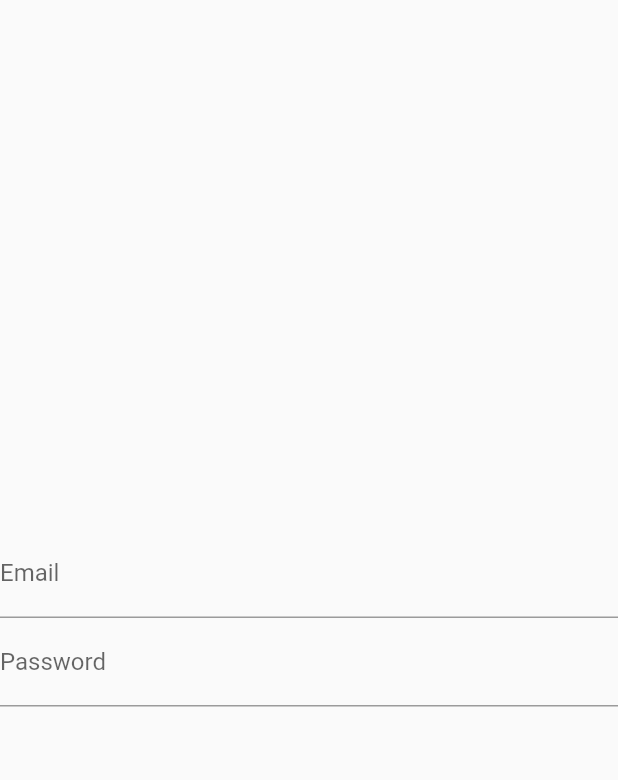
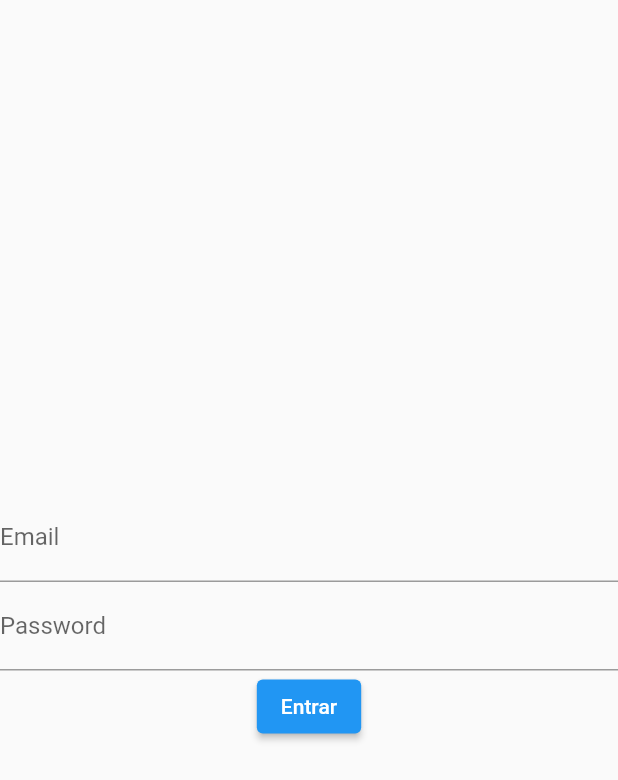
Before and after one commit to dan7sc/flutter-best-practices, a Flutter app: the screen it shows after launch, on a phone screen of 412 x 824 dp. Shown: the top 780 px of the screen. Run offline on Flutter 3.47's test engine with Material 2 defaults, Android fonts, the light colour scheme and no system bars.

Commit message:
Add ElevatedButton

```diff
--- a/lib/modules/login/login_page.dart
+++ b/lib/modules/login/login_page.dart
@@ -36,6 +36,10 @@ class _LoginPageState extends State<LoginPage> {
                   ],
                 ),
               ),
+              ElevatedButton(
+                onPressed: () {},
+                child: Text("Entrar"),
+              ),
             ],
           ),
         ),
```
